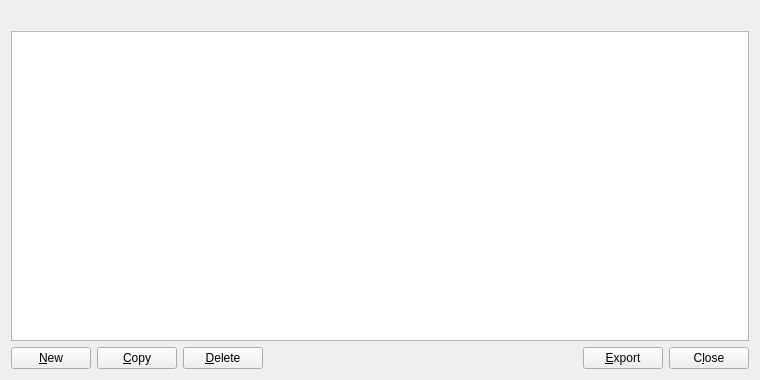
Old version of the form src/qt/forms/addressbookpage.ui in the repository bulwark-crypto/Bulwark.
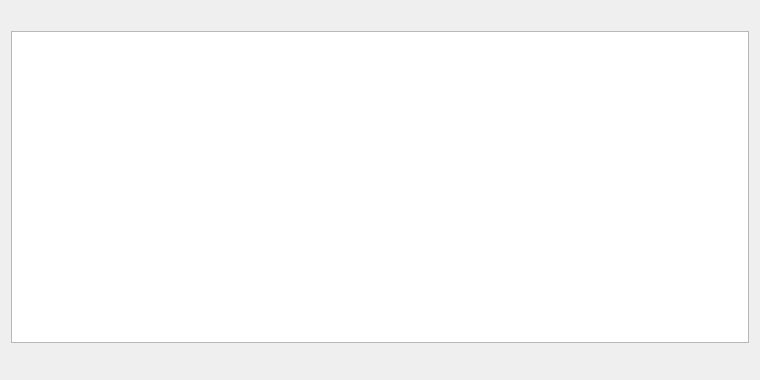
New version of the form. Icons and pictures are not drawn. Custom widgets are drawn as their Qt base class.

Diff of the .ui file:
```diff
--- a/src/qt/forms/addressbookpage.ui
+++ b/src/qt/forms/addressbookpage.ui
@@ -89,52 +89,52 @@
    <item>
     <layout class="QHBoxLayout" name="horizontalLayout">
      <item>
-      <widget class="QPushButton" name="newAddress">
+      <widget class="QtMaterialFlatButton" name="newAddress" native="true">
        <property name="toolTip">
         <string>Create a new address</string>
        </property>
-       <property name="text">
-        <string>&amp;New</string>
+       <property name="text" stdset="0">
+        <string>New</string>
        </property>
-       <property name="icon">
+       <property name="icon" stdset="0">
         <iconset resource="../bulwark.qrc">
          <normaloff>:/icons/add</normaloff>:/icons/add</iconset>
        </property>
-       <property name="autoDefault">
+       <property name="autoDefault" stdset="0">
         <bool>false</bool>
        </property>
       </widget>
      </item>
      <item>
-      <widget class="QPushButton" name="copyAddress">
+      <widget class="QtMaterialFlatButton" name="copyAddress" native="true">
        <property name="toolTip">
         <string>Copy the currently selected address to the system clipboard</string>
        </property>
-       <property name="text">
-        <string>&amp;Copy</string>
+       <property name="text" stdset="0">
+        <string>Copy</string>
        </property>
-       <property name="icon">
+       <property name="icon" stdset="0">
         <iconset resource="../bulwark.qrc">
          <normaloff>:/icons/editcopy</normaloff>:/icons/editcopy</iconset>
        </property>
-       <property name="autoDefault">
+       <property name="autoDefault" stdset="0">
         <bool>false</bool>
        </property>
       </widget>
      </item>
      <item>
-      <widget class="QPushButton" name="deleteAddress">
+      <widget class="QtMaterialFlatButton" name="deleteAddress" native="true">
        <property name="toolTip">
         <string>Delete the currently selected address from the list</string>
        </property>
-       <property name="text">
-        <string>&amp;Delete</string>
+       <property name="text" stdset="0">
+        <string>Delete</string>
        </property>
-       <property name="icon">
+       <property name="icon" stdset="0">
         <iconset resource="../bulwark.qrc">
          <normaloff>:/icons/remove</normaloff>:/icons/remove</iconset>
        </property>
-       <property name="autoDefault">
+       <property name="autoDefault" stdset="0">
         <bool>false</bool>
        </property>
       </widget>
@@ -153,34 +153,34 @@
       </spacer>
      </item>
      <item>
-      <widget class="QPushButton" name="exportButton">
+      <widget class="QtMaterialFlatButton" name="exportButton" native="true">
        <property name="toolTip">
         <string>Export the data in the current tab to a file</string>
        </property>
-       <property name="text">
-        <string>&amp;Export</string>
+       <property name="text" stdset="0">
+        <string>Export</string>
        </property>
-       <property name="icon">
+       <property name="icon" stdset="0">
         <iconset resource="../bulwark.qrc">
          <normaloff>:/icons/export</normaloff>:/icons/export</iconset>
        </property>
-       <property name="autoDefault">
+       <property name="autoDefault" stdset="0">
         <bool>false</bool>
        </property>
       </widget>
      </item>
      <item>
-      <widget class="QPushButton" name="closeButton">
+      <widget class="QtMaterialFlatButton" name="closeButton" native="true">
        <property name="sizePolicy">
         <sizepolicy hsizetype="Minimum" vsizetype="Minimum">
          <horstretch>0</horstretch>
          <verstretch>0</verstretch>
         </sizepolicy>
        </property>
-       <property name="text">
-        <string>C&amp;lose</string>
+       <property name="text" stdset="0">
+        <string>Close</string>
        </property>
-       <property name="autoDefault">
+       <property name="autoDefault" stdset="0">
         <bool>false</bool>
        </property>
       </widget>
@@ -189,6 +189,13 @@
    </item>
   </layout>
  </widget>
+ <customwidgets>
+  <customwidget>
+   <class>QtMaterialFlatButton</class>
+   <extends>QWidget</extends>
+   <header>qtmaterialflatbutton.h</header>
+  </customwidget>
+ </customwidgets>
  <resources>
   <include location="../bulwark.qrc"/>
  </resources>
```
